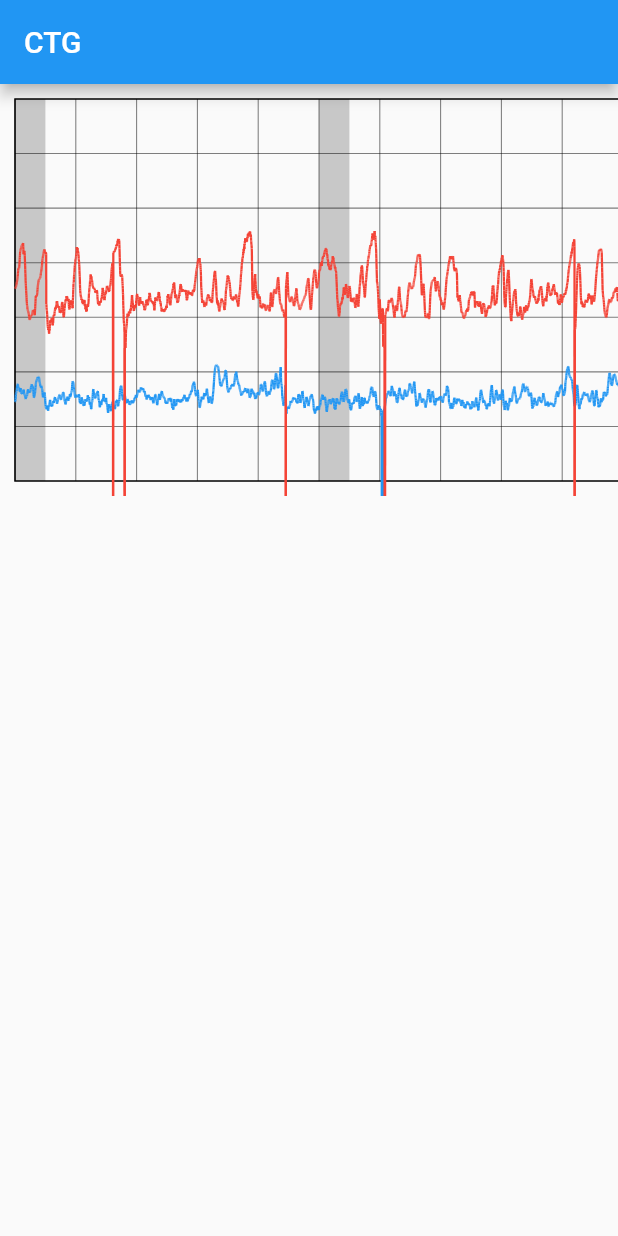
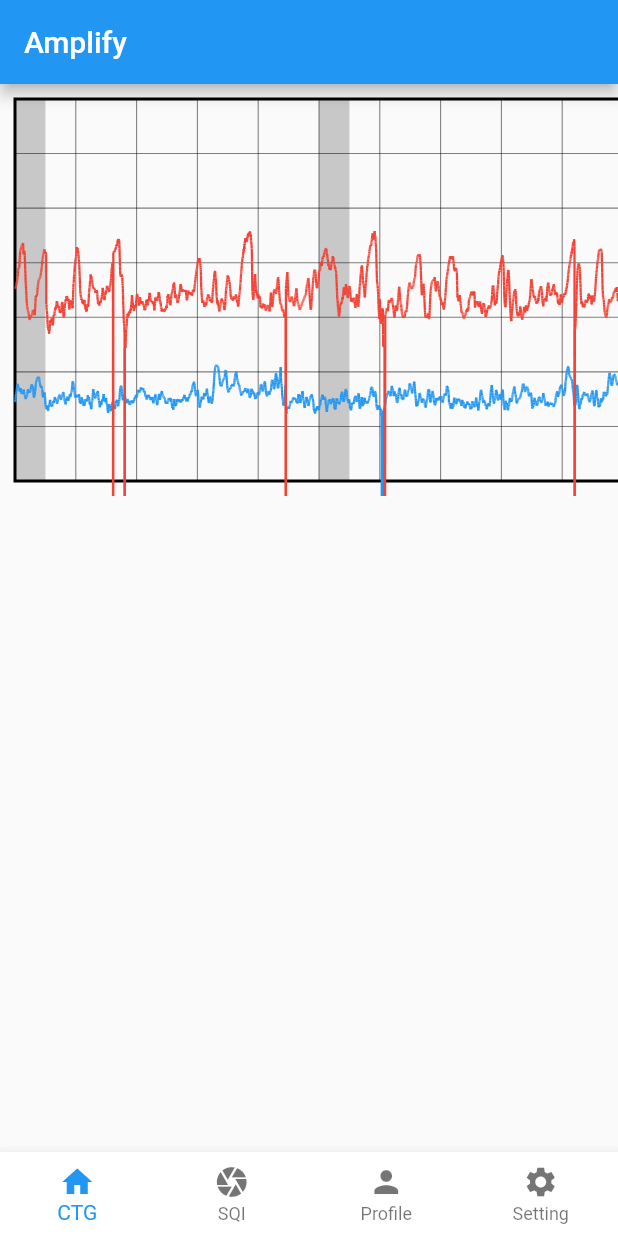
Before and after one commit to entest-hai/flutter_state_managment, a Flutter app: the screen it shows after launch, on a phone screen of 412 x 824 dp. Run offline on Flutter 3.47's test engine with Material 2 defaults, Android fonts, the phone set to English and light mode, and no system bars; our stand-ins replace carousel_slider, equatable, flutter_bloc, rxdart.

Commit message:
add tabbar

```diff
--- a/lib/testcustompainter.dart
+++ b/lib/testcustompainter.dart
@@ -20,7 +20,102 @@ class _CTGAppState extends State<CTGGridApp> {
       home: MultiBlocProvider(providers: [
         BlocProvider(
             create: (context) => HeartRateCubit()..loadHeartRateFromFile())
-      ], child: CTGAppNav()),
+      ], child: CTGAppNavTab()),
+    );
+  }
+}
+
+class CTGAppNavTab extends StatefulWidget {
+  @override
+  State<StatefulWidget> createState() {
+    // TODO: implement createState
+    return _CTGAppNavTabState();
+  }
+}
+
+class _CTGAppNavTabState extends State<CTGAppNavTab> {
+  int _currentIndex = 0;
+  final tabs = [
+    Center(
+      child: CTGAppOnly(),
+    ),
+    Center(
+      child: Text("SQI"),
+    ),
+    Center(
+      child: Text("Profile"),
+    ),
+    Center(
+      child: Text("Setting"),
+    ),
+  ];
+  @override
+  Widget build(BuildContext context) {
+    // TODO: implement build
+    return Navigator(
+      pages: [
+        MaterialPage(
+            child: Scaffold(
+          appBar: AppBar(title: Text("Amplify")),
+          bottomNavigationBar: BottomNavigationBar(
+            type: BottomNavigationBarType.fixed,
+            backgroundColor: Colors.white,
+            currentIndex: _currentIndex,
+            items: [
+              BottomNavigationBarItem(
+                  icon: Icon(Icons.home),
+                  label: "CTG",
+                  backgroundColor: Colors.blue),
+              BottomNavigationBarItem(
+                  icon: Icon(Icons.camera),
+                  label: "SQI",
+                  backgroundColor: Colors.blue),
+              BottomNavigationBarItem(
+                  icon: Icon(Icons.person),
+                  label: "Profile",
+                  backgroundColor: Colors.blue),
+              BottomNavigationBarItem(
+                  icon: Icon(Icons.settings),
+                  label: "Setting",
+                  backgroundColor: Colors.blue)
+            ],
+            onTap: (index) {
+              setState(() {
+                _currentIndex = index;
+              });
+            },
+          ),
+          body: tabs[_currentIndex],
+        ))
+      ],
+      onPopPage: (route, result) {
+        return route.didPop(result);
+      },
+    );
+  }
+}
+
+class CTGAppOnly extends StatelessWidget {
+  @override
+  Widget build(BuildContext context) {
+    // TODO: implement build
+    return BlocBuilder<HeartRateCubit, HeartRateState>(
+      builder: (context, state) {
+        if (state is LoadedHeartRateScucess) {
+          return Column(
+            children: [
+              CTGGridView(
+                mHR: state.mHR,
+                fHR: state.fHR,
+              )
+            ],
+          );
+        } else {
+          return Center(
+            child: CircularProgressIndicator(),
+          );
+        }
+      },
     );
   }
 }
@@ -256,7 +351,7 @@ class CTGGridPainter extends CustomPainter {
     final borderPaint = Paint()
       ..style = PaintingStyle.stroke
       ..color = Colors.black
-      ..strokeWidth = 1.0;
+      ..strokeWidth = 2.0;
     // Draw rect
     canvas.drawRect(
         Rect.fromLTWH(10, 10, size.width - 20, size.height - 20), borderPaint);
```
